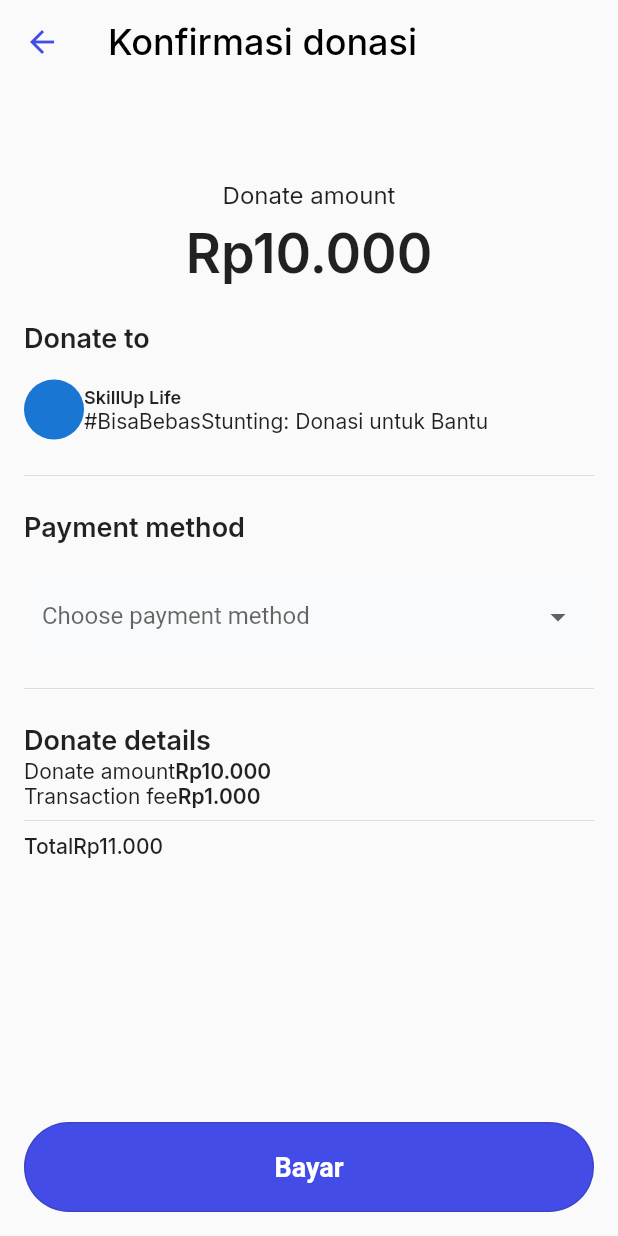
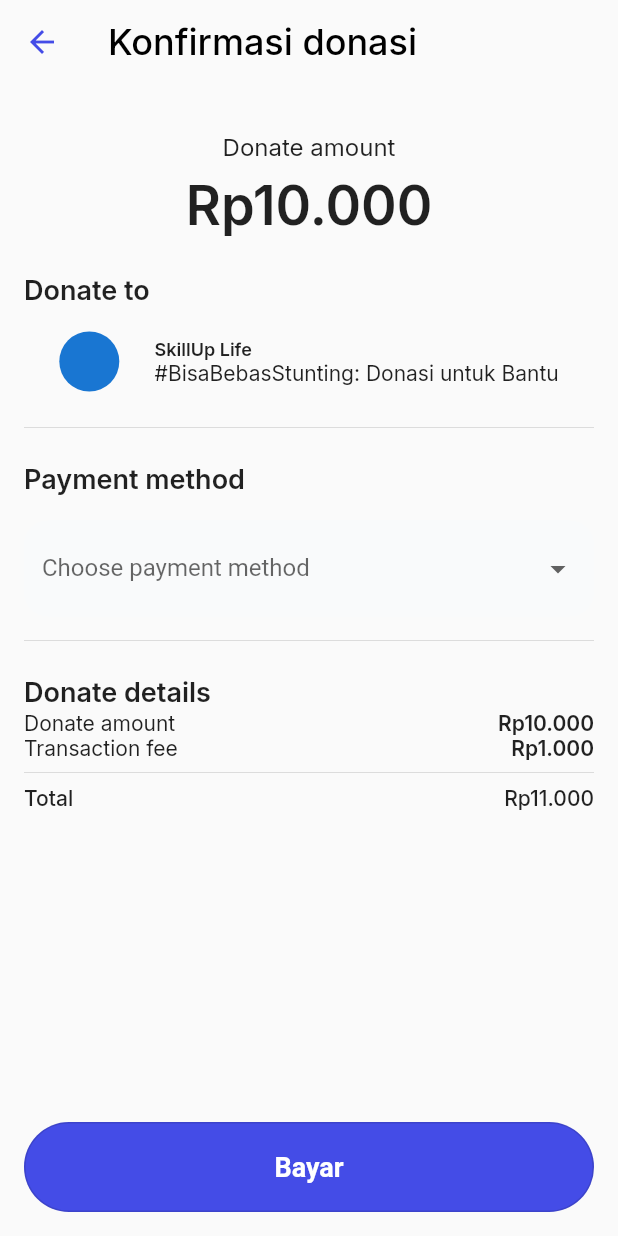
Before and after one commit to Wan41/sociops-mobile, a Flutter app: the screen it shows after launch, on a phone screen of 412 x 824 dp. Run offline on Flutter 3.47's test engine with Material 2 defaults, Android fonts, the phone set to English and light mode, and no system bars; our stand-ins replace carousel_slider, expandable, google_fonts.

Commit message:
Update confirm_payment_screen.dart

```diff
--- a/lib/screen/fitur_donation/confirm_payment_screen.dart
+++ b/lib/screen/fitur_donation/confirm_payment_screen.dart
@@ -32,7 +32,7 @@ class _ConfirmPaymentScreenState extends State<ConfirmPaymentScreen> {
         padding: const EdgeInsets.all(16.0),
         child: Column(
           children: [
-            const SizedBox(height: 48),
+            const SizedBox(height: 16),
             Text(
               'Donate amount',
               style: GoogleFonts.inter(
@@ -61,6 +61,7 @@ class _ConfirmPaymentScreenState extends State<ConfirmPaymentScreen> {
                 ),
                 const SizedBox(height: 16),
                 Row(
+                  mainAxisAlignment: MainAxisAlignment.spaceEvenly,
                   children: [
                     const CircleAvatar(),
                     Column(
@@ -130,6 +131,7 @@ class _ConfirmPaymentScreenState extends State<ConfirmPaymentScreen> {
                 Column(
                   children: [
                     Row(
+                      mainAxisAlignment: MainAxisAlignment.spaceBetween,
                       children: [
                         Text(
                           'Donate amount',
@@ -148,6 +150,7 @@ class _ConfirmPaymentScreenState extends State<ConfirmPaymentScreen> {
                       ],
                     ),
                     Row(
+                      mainAxisAlignment: MainAxisAlignment.spaceBetween,
                       children: [
                         Text(
                           'Transaction fee',
@@ -169,6 +172,7 @@ class _ConfirmPaymentScreenState extends State<ConfirmPaymentScreen> {
                 ),
                 const Divider(),
                 Row(
+                  mainAxisAlignment: MainAxisAlignment.spaceBetween,
                   children: [
                     Text(
                       'Total',
```
